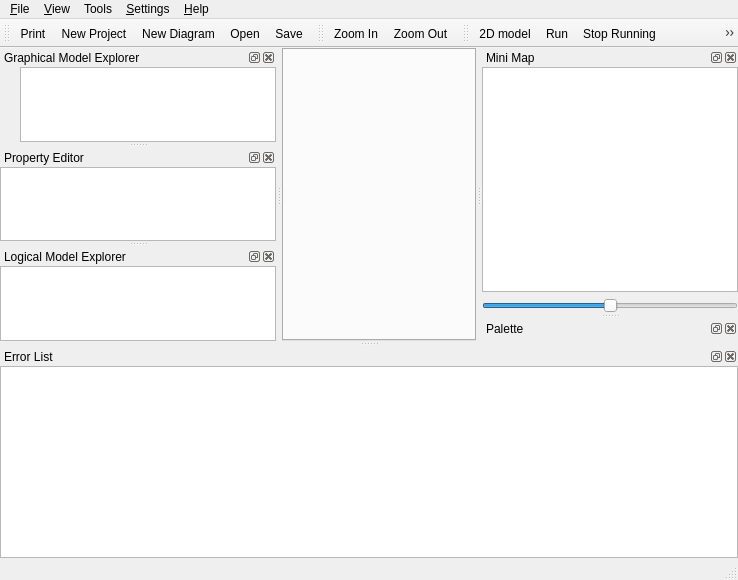
Qt form qrgui/mainwindow/mainWindow.ui (qreal/qreal) before a commit.
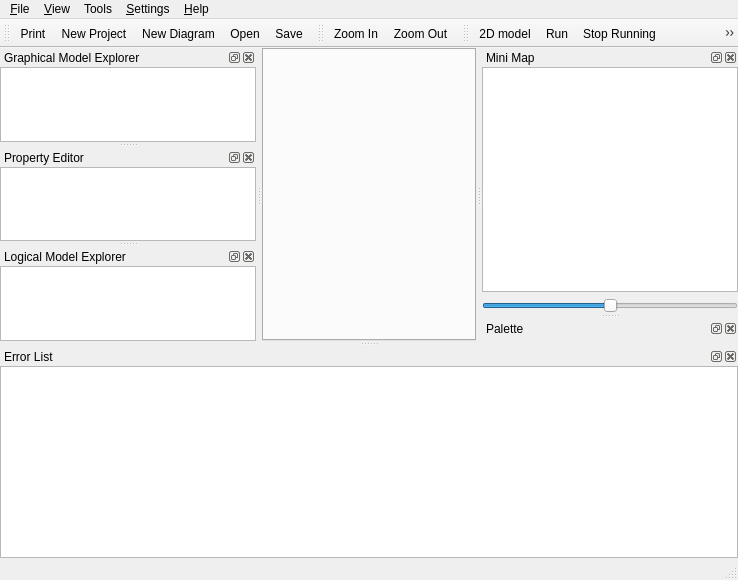
The same form after that commit. Icons and pictures are not drawn. Custom widgets are drawn as their Qt base class.

```diff
--- a/qrgui/mainwindow/mainWindow.ui
+++ b/qrgui/mainwindow/mainWindow.ui
@@ -237,19 +237,6 @@
    </attribute>
    <widget class="QWidget" name="graphicalModelDockWidgetContents">
     <layout class="QHBoxLayout" name="horizontalLayout">
-     <item>
-      <spacer name="verticalSpacer">
-       <property name="orientation">
-        <enum>Qt::Vertical</enum>
-       </property>
-       <property name="sizeHint" stdset="0">
-        <size>
-         <width>20</width>
-         <height>40</height>
-        </size>
-       </property>
-      </spacer>
-     </item>
      <item>
       <widget class="QTreeView" name="graphicalModelExplorer">
        <property name="contextMenuPolicy">
```
Left out of the diff: 8 changed lines with no effect on the pictures.
